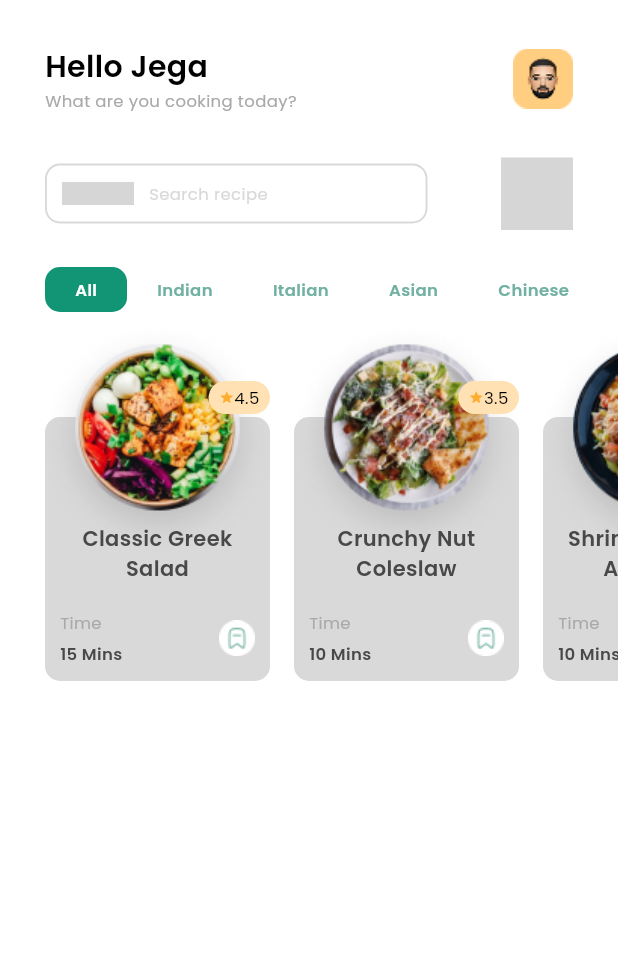
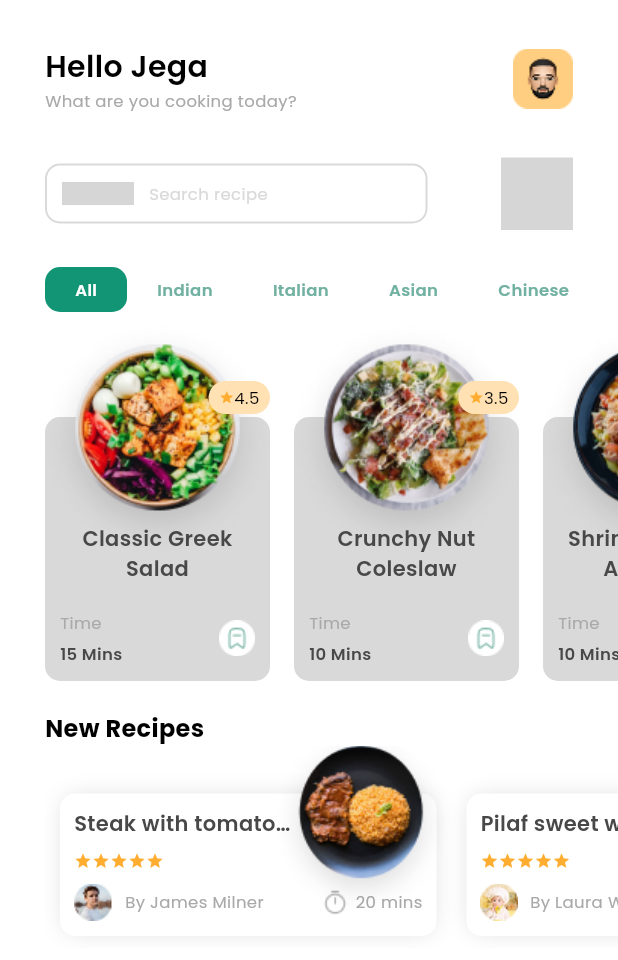
Before and after one commit to mihaela-chiaburu/Programarea-Aplicatiilor-Mobile, a Flutter app: the screen it shows after launch, on a phone screen of 412 x 824 dp. Shown: the top 960 px of the screen. Run offline on Flutter 3.47's test engine with Material 3 defaults, Android fonts, the phone set to English and light mode, and no system bars; our stand-ins replace get; missing offline and left inert: svg_flutter; project files that could hold a hidden picture were left out; grey boxes are pictures that could not be loaded.

Commit message:
finished refactoring the first page

```diff
--- /dev/null
+++ b/Lab2/recipes_app/recipes_app/lib/list_items/new_recipes_list_item.dart
@@ -0,0 +1,17 @@
+import 'package:recipes_app/list_items/list_item.dart';
+
+class NewRecipesListItem extends ListItem{
+  final String recipeName;
+  final String imageUrl;
+  final String time;
+  final String authorName;
+  final String avatarUrl;
+
+  NewRecipesListItem({
+    required this.recipeName,
+    required this.imageUrl,
+    required this.time,
+    required this.authorName,
+    required this.avatarUrl
+  });
+}
--- /dev/null
+++ b/Lab2/recipes_app/recipes_app/lib/list_items/new_recipes_row_list_item.dart
@@ -0,0 +1,8 @@
+import 'package:recipes_app/list_items/list_item.dart';
+import 'package:recipes_app/list_items/new_recipes_list_item.dart';
+
+class NewRecipesRowListItem extends ListItem {
+  final List<NewRecipesListItem> newrecipes;
+
+  NewRecipesRowListItem({required this.newrecipes});
+}
--- /dev/null
+++ b/Lab2/recipes_app/recipes_app/lib/list_items/text_section_list_item.dart
@@ -0,0 +1,9 @@
+import 'package:recipes_app/list_items/list_item.dart';
+
+class TextSectionListItem extends ListItem{
+  final String text;
+
+  TextSectionListItem({
+    required this.text
+  });
+}
--- a/Lab2/recipes_app/recipes_app/lib/pages/main_controller.dart
+++ b/Lab2/recipes_app/recipes_app/lib/pages/main_controller.dart
@@ -2,10 +2,13 @@ import 'package:get/get.dart';
 import 'package:recipes_app/list_items/cuisine_select_list_item.dart';
 import 'package:recipes_app/list_items/cuisinerow_list_item.dart';
 import 'package:recipes_app/list_items/list_item.dart';
+import 'package:recipes_app/list_items/new_recipes_list_item.dart';
+import 'package:recipes_app/list_items/new_recipes_row_list_item.dart';
 import 'package:recipes_app/list_items/recipe_row_list_item.dart';
 import 'package:recipes_app/list_items/recipe_select_list_item.dart';
 import 'package:recipes_app/list_items/search_bar_list_item.dart';
 import 'package:recipes_app/list_items/sized_box_list_item.dart';
+import 'package:recipes_app/list_items/text_section_list_item.dart';
 import 'package:recipes_app/resources/app_colors.dart';
 import 'package:recipes_app/resources/app_icons.dart';
 import '../list_items/nav_bar_list_item.dart';
@@ -38,7 +41,6 @@ class MainController extends GetxController {
         CuisineSelectListItem(bgColor: AppColors.white, textColor: AppColors.greentext, textButton: 'Local Dishes'),
       ]
     ));
-    //items.add(SizedBoxListItem(size: 40.0));
     items.add(RecipeRowListItem(
       recipes: [
         RecipeSelectListItem(recipeName: 'Classic Greek Salad', imageUrl: 'resources/icons/salad.png', rating: '4.5', time: '15'),
@@ -48,6 +50,18 @@ class MainController extends GetxController {
         RecipeSelectListItem(recipeName: 'Portuguese Piri Piri Chicken', imageUrl: 'resources/icons/piri_piri.png', rating: '4.5', time: '15'),
       ]
     ));
+    items.add(SizedBoxListItem(size: 20.0));
+    items.add(TextSectionListItem(text: 'New Recipes'));
+    items.add(NewRecipesRowListItem(
+      newrecipes: [
+        NewRecipesListItem(recipeName: 'Steak with tomato sauce and bulgur rice.', imageUrl: 'resources/icons/card1.png', time: '20', authorName: 'James Milner', avatarUrl: 'resources/icons/avatar_card1.png'),
+        NewRecipesListItem(recipeName: 'Pilaf sweet with lamb-and-raisins', imageUrl: 'resources/icons/card2.png', time: '20', authorName: 'Laura Wilson', avatarUrl: 'resources/icons/avatar_card2.png'),
+        NewRecipesListItem(recipeName: 'Rice Pilaf, Broccoli and Chicken', imageUrl: 'resources/icons/card3.png', time: '20', authorName: 'Lucas Moura', avatarUrl: 'resources/icons/avatar_card3.png'),
+        NewRecipesListItem(recipeName: 'Chicken meal with sauce', imageUrl: 'resources/icons/card4.png', time: '20', authorName: 'Issabella Ethan', avatarUrl: 'resources/icons/avatar_card4.png'),
+        NewRecipesListItem(recipeName: 'Stir-fry chicken with broccoli in sweet and sour sauce and rice.', imageUrl: 'resources/icons/card5.png', time: '20', authorName: 'Miquel Ferran', avatarUrl: 'resources/icons/avatar_card5.png'),
+
+      ]
+    ));
   }
 
 }
--- a/Lab2/recipes_app/recipes_app/lib/pages/main_page.dart
+++ b/Lab2/recipes_app/recipes_app/lib/pages/main_page.dart
@@ -2,14 +2,18 @@ import 'package:flutter/material.dart';
 import 'package:get/get.dart';
 import 'package:recipes_app/list_items/cuisinerow_list_item.dart';
 import 'package:recipes_app/list_items/nav_bar_list_item.dart';
+import 'package:recipes_app/list_items/new_recipes_row_list_item.dart';
 import 'package:recipes_app/list_items/recipe_row_list_item.dart';
 import 'package:recipes_app/list_items/search_bar_list_item.dart';
 import 'package:recipes_app/list_items/sized_box_list_item.dart';
+import 'package:recipes_app/list_items/text_section_list_item.dart';
 import 'package:recipes_app/pages/main_controller.dart';
 import 'package:recipes_app/widgets/cuisinerow_widget.dart';
+import 'package:recipes_app/widgets/new_recipes_row_widget.dart';
 import 'package:recipes_app/widgets/recipe_row_widget.dart';
 import 'package:recipes_app/widgets/search_bar_widget.dart';
 import 'package:recipes_app/widgets/sized_box_widget.dart';
+import 'package:recipes_app/widgets/text_section_widget.dart';
 import 'package:recipes_app/widgets/top_bar_widget.dart';
 
 void main() {
@@ -75,6 +79,12 @@ class _MyHomePageState extends State<MyHomePage> {
                 else if (item is RecipeRowListItem) {
                   return RecipeRowWidget(item: item);
                 }
+                else if (item is TextSectionListItem) {
+                  return TextSectionWidget(item: item);
+                }
+                else if (item is NewRecipesRowListItem) {
+                  return NewRecipesRowWidget(item: item);
+                }
                 return Text('Not found');
               },
             ),
--- a/Lab2/recipes_app/recipes_app/lib/resources/app_colors.dart
+++ b/Lab2/recipes_app/recipes_app/lib/resources/app_colors.dart
@@ -10,4 +10,5 @@ class AppColors {
   static const Color grey3 = Color(0xFF484848);
   static const Color bgrating = Color(0xFFFFE1B3);
   static const Color star = Color(0xFFFFAD30);
+  static const Color grey2 = Color(0xFFDFDFDF);
 }
--- a/Lab2/recipes_app/recipes_app/lib/resources/app_icons.dart
+++ b/Lab2/recipes_app/recipes_app/lib/resources/app_icons.dart
@@ -8,4 +8,5 @@ class AppIcons {
   static Widget starIcon = SvgPicture.asset('resources/icons/star-circle.svg');
   static Widget filter = SvgPicture.asset('resources/icons/filter.svg');
   static Widget bookmark = Image.asset('resources/icons/Bookmark.png');
+  static Widget timer = Image.asset('resources/icons/timer.png');
 }
--- a/Lab2/recipes_app/recipes_app/lib/resources/strings.dart
+++ b/Lab2/recipes_app/recipes_app/lib/resources/strings.dart
@@ -2,7 +2,5 @@ class Strings {
   static String greatings = "Hello";
   static String question = "What are you cooking today?";
   static String searchrecipe = "Search recipe";
-  static String categories = "Categories";
-  static String viewAll = "View all";
-  static String hotDeals = "Hot deals";
+  static String newrecipes = "New Recipes";
 }
--- /dev/null
+++ b/Lab2/recipes_app/recipes_app/lib/widgets/new_recipe_widget.dart
@@ -0,0 +1,119 @@
+import 'package:flutter/material.dart';
+import 'package:recipes_app/list_items/new_recipes_list_item.dart';
+import 'package:recipes_app/resources/app_colors.dart';
+import 'package:recipes_app/resources/app_icons.dart';
+
+class NewRecipeWidget extends StatelessWidget {
+  const NewRecipeWidget({super.key, required this.item});
+
+  final NewRecipesListItem item;
+
+  @override
+  Widget build(BuildContext context) {
+    return Container(
+      margin: EdgeInsets.symmetric(horizontal: 10, vertical: 8),
+      child: Stack(
+        clipBehavior: Clip.none,
+        children: [
+          Container(
+            width: 251,
+            height: 95,
+            decoration: BoxDecoration(
+              borderRadius: BorderRadius.circular(10),
+              color: Colors.white,
+              boxShadow: [
+                BoxShadow(
+                  color: AppColors.grey2,
+                  blurRadius: 12,
+                  spreadRadius: -2,
+                ),
+              ],
+            ),
+            child: Padding(
+              padding: EdgeInsetsGeometry.only(
+                left: 9.3,
+                right: 9.3,
+                bottom: 10,
+                top: 10,
+              ),
+              child: Column(
+                mainAxisAlignment: MainAxisAlignment.spaceBetween,
+                crossAxisAlignment: CrossAxisAlignment.start,
+                children: [
+                  Container(
+                    width: 145,
+                    child: Text(
+                      item.recipeName,
+                      maxLines: 1,
+                      overflow: TextOverflow.ellipsis,
+                      style: TextStyle(
+                        color: AppColors.grey3,
+                        fontSize: 14,
+                        fontFamily: 'Poppins',
+                        fontWeight: FontWeight.w600,
+                      ),
+                    ),
+                  ),
+                  Row(
+                    children: [
+                      Icon(Icons.star, size: 12, color: AppColors.star),
+                      Icon(Icons.star, size: 12, color: AppColors.star),
+                      Icon(Icons.star, size: 12, color: AppColors.star),
+                      Icon(Icons.star, size: 12, color: AppColors.star),
+                      Icon(Icons.star, size: 12, color: AppColors.star),
+                    ],
+                  ),
+                  Row(
+                    mainAxisAlignment: MainAxisAlignment.spaceBetween,
+                    children: [
+                      Row(
+                        children: [
+                          Image.asset(item.avatarUrl),
+                          SizedBox(width: 8),
+                          Text(
+                            "By ${item.authorName}",
+                            style: TextStyle(
+                              color: AppColors.grey4,
+                              fontSize: 11,
+                              fontFamily: 'Poppins',
+                              fontWeight: FontWeight.w400,
+                            ),
+                          ),
+                        ],
+                      ),
+                      Row(
+                        children: [
+                          AppIcons.timer,
+                          SizedBox(width: 5),
+                          Text(
+                            "${item.time} mins",
+                            style: TextStyle(
+                              color: AppColors.grey4,
+                              fontSize: 11,
+                              fontFamily: 'Poppins',
+                              fontWeight: FontWeight.w400,
+                            ),
+                          ),
+                        ],
+                      ),
+                    ],
+                  ),
+                ],
+              ),
+            ),
+          ),
+          Positioned(
+            top: -46,
+            right: -15,
+            child: Image.asset(
+              item.imageUrl,
+              height: 130,
+              width: 130,
+              fit: BoxFit.contain,
+            ),
+          ),
+        ],
+      ),
+    );
+  }
+}
--- /dev/null
+++ b/Lab2/recipes_app/recipes_app/lib/widgets/new_recipes_row_widget.dart
@@ -0,0 +1,25 @@
+import 'package:flutter/material.dart';
+import 'package:recipes_app/list_items/new_recipes_row_list_item.dart';
+import 'package:recipes_app/widgets/new_recipe_widget.dart';
+
+class NewRecipesRowWidget extends StatelessWidget {
+  const NewRecipesRowWidget({super.key, required this.item});
+
+  final NewRecipesRowListItem item;
+
+  @override
+  Widget build(BuildContext context) {
+    return SizedBox(
+      height: 135,
+      child: SingleChildScrollView(
+        scrollDirection: Axis.horizontal,
+        child: Row(
+          crossAxisAlignment: CrossAxisAlignment.end,
+          children: item.newrecipes
+              .map((newrecipe) => NewRecipeWidget(item: newrecipe))
+              .toList(),
+        ),
+      ),
+    );
+  }
+}
--- /dev/null
+++ b/Lab2/recipes_app/recipes_app/lib/widgets/text_section_widget.dart
@@ -0,0 +1,26 @@
+import 'package:flutter/material.dart';
+import 'package:recipes_app/list_items/text_section_list_item.dart';
+import 'package:recipes_app/resources/app_colors.dart';
+import 'package:recipes_app/resources/strings.dart';
+
+class TextSectionWidget extends StatelessWidget {
+  const TextSectionWidget({super.key, required this.item});
+
+  final TextSectionListItem item;
+
+  @override
+  Widget build(BuildContext context) {
+    return Align(
+      alignment: Alignment.centerLeft,
+      child: Text(
+        Strings.newrecipes,
+        style: TextStyle(
+          color: AppColors.neutral650,
+          fontSize: 16,
+          fontFamily: 'Poppins',
+          fontWeight: FontWeight.w700,
+        ),
+      ),
+    );
+  }
+}
```
